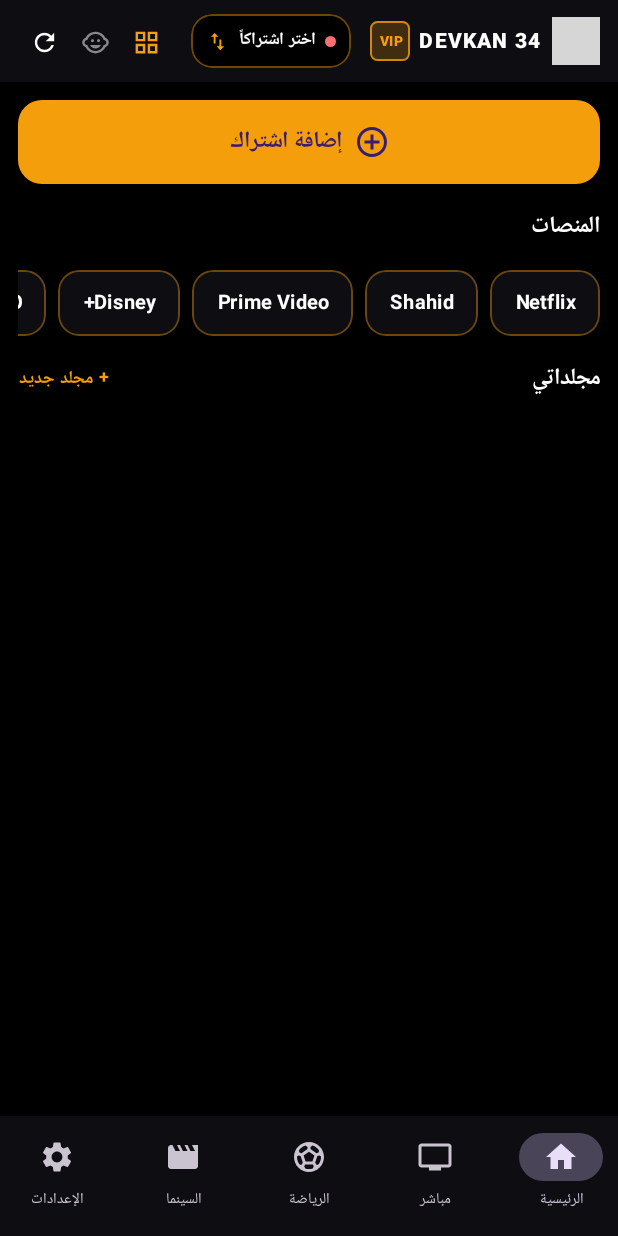
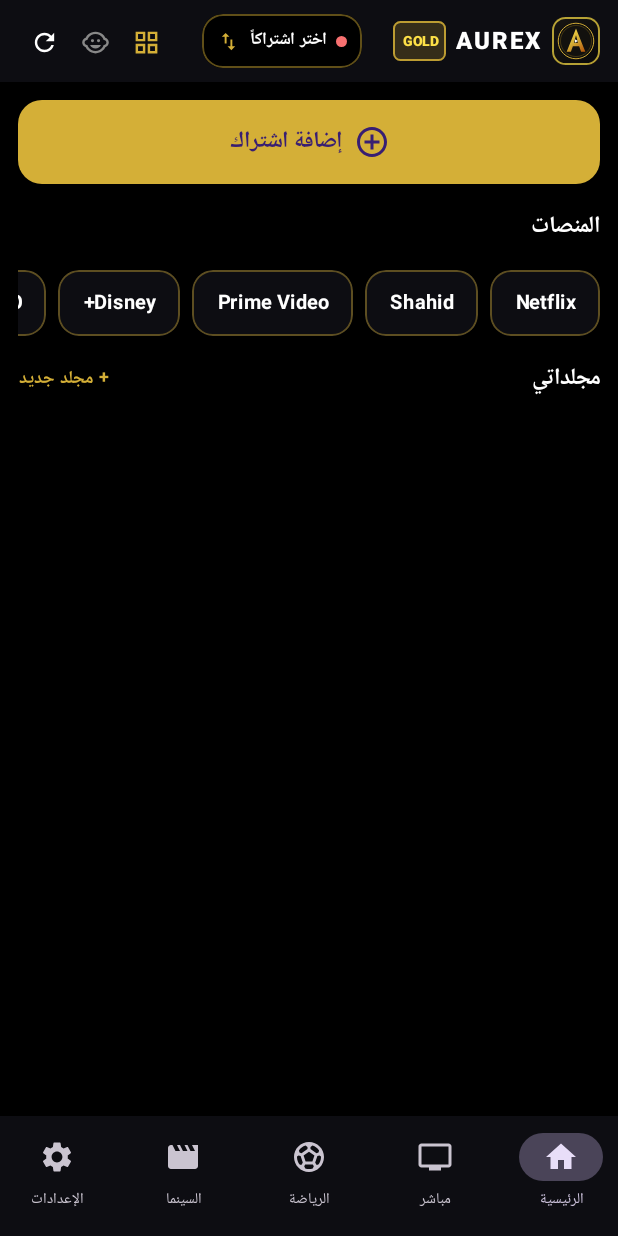
Before and after one commit to Hadedo/NovaIPTV, an Android app built with Jetpack Compose: the screen it shows after launch (MainActivity), on a phone screen of 412 x 824 dp. Run offline under Robolectric (Android 15) with nearby library versions, the phone set to English and light mode, and no system bars; network calls fail; pictures from the network do not load; grey boxes are pictures that could not be loaded.

Commit message:
Update MainActivity.kt

```diff
--- a/app/src/main/java/com/hadedo/novaiptv/MainActivity.kt
+++ b/app/src/main/java/com/hadedo/novaiptv/MainActivity.kt
@@ -93,7 +93,7 @@ class MainActivity : ComponentActivity() {
         super.onCreate(savedInstanceState)
         window.addFlags(WindowManager.LayoutParams.FLAG_KEEP_SCREEN_ON)
         setContent {
-            NovaIptvUltimateApp(isInPipMode = isInPipState)
+            AurexUltimateApp(isInPipMode = isInPipState)
         }
     }
 
@@ -161,33 +161,58 @@ fun getStrings(lang: String): AppStrings = when (lang) {
 }
 
 @Composable
-fun DevkanBrandWordmark(accentColor: Color) {
-    val goldColor = Color(0xFFF59E0B)
-    Row(verticalAlignment = Alignment.CenterVertically, horizontalArrangement = Arrangement.spacedBy(8.dp)) {
-        Image(
-            painter = painterResource(id = R.drawable.devkan_logo),
-            contentDescription = "DEVKAN 34 VIP",
-            contentScale = ContentScale.Crop,
+fun AurexBrandWordmark(accentColor: Color) {
+    val goldLight = Color(0xFFFDE047)
+    val goldMid = Color(0xFFD4AF37)
+    val goldDark = Color(0xFFB45309)
+
+    Row(
+        verticalAlignment = Alignment.CenterVertically,
+        horizontalArrangement = Arrangement.spacedBy(8.dp)
+    ) {
+        Box(
             modifier = Modifier
                 .size(32.dp)
-                .clip(CircleShape)
-                .border(1.5.dp, goldColor, CircleShape)
-        )
-        Row(verticalAlignment = Alignment.CenterVertically, horizontalArrangement = Arrangement.spacedBy(5.dp)) {
+                .clip(RoundedCornerShape(9.dp))
+                .background(
+                    brush = Brush.linearGradient(
+                        colors = listOf(goldLight, goldMid, goldDark)
+                    )
+                )
+                .border(1.dp, goldLight.copy(alpha = 0.7f), RoundedCornerShape(9.dp)),
+            contentAlignment = Alignment.Center
+        ) {
+            Image(
+                painter = painterResource(id = R.drawable.ic_launcher),
+                contentDescription = "AUREX",
+                contentScale = ContentScale.Crop,
+                modifier = Modifier.fillMaxSize()
+            )
+        }
+
+        Row(
+            verticalAlignment = Alignment.CenterVertically,
+            horizontalArrangement = Arrangement.spacedBy(5.dp)
+        ) {
             Text(
-                "DEVKAN 34",
+                text = "AUREX",
                 color = Color.White,
                 fontWeight = FontWeight.Black,
-                fontSize = 14.sp,
-                letterSpacing = 0.8.sp
+                fontSize = 16.sp,
+                letterSpacing = 1.4.sp
             )
             Box(
                 modifier = Modifier
-                    .background(goldColor.copy(alpha = 0.22f), RoundedCornerShape(5.dp))
-                    .border(1.dp, goldColor.copy(alpha = 0.8f), RoundedCornerShape(5.dp))
+                    .background(goldMid.copy(alpha = 0.2f), RoundedCornerShape(5.dp))
+                    .border(1.dp, goldMid.copy(alpha = 0.85f), RoundedCornerShape(5.dp))
                     .padding(horizontal = 5.dp, vertical = 1.dp)
             ) {
-                Text("VIP", color = goldColor, fontWeight = FontWeight.ExtraBold, fontSize = 9.sp)
+                Text(
+                    text = "GOLD",
+                    color = goldLight,
+                    fontWeight = FontWeight.ExtraBold,
+                    fontSize = 9.sp
+                )
             }
         }
     }
@@ -220,13 +245,13 @@ private fun ChannelMonogramBadge(name: String, logoUrl: String, accentColor: Col
 @androidx.annotation.OptIn(UnstableApi::class)
 @kotlin.OptIn(ExperimentalFoundationApi::class, ExperimentalMaterial3Api::class)
 @Composable
-fun NovaIptvUltimateApp(isInPipMode: Boolean) {
+fun AurexUltimateApp(isInPipMode: Boolean) {
     val context = LocalContext.current
     val activity = context as? Activity
     val scope = rememberCoroutineScope()
     val clipboard = LocalClipboardManager.current
     val haptics = LocalHapticFeedback.current
-    val prefs = remember { context.getSharedPreferences("nova_neon_prefs", Context.MODE_PRIVATE) }
+    val prefs = remember { context.getSharedPreferences("aurex_gold_prefs", Context.MODE_PRIVATE) }
 
     var appLang by remember { mutableStateOf(prefs.getString("app_lang", "ar") ?: "ar") }
     val str = remember(appLang) { getStrings(appLang) }
@@ -237,7 +262,7 @@ fun NovaIptvUltimateApp(isInPipMode: Boolean) {
         Pair("بنفسجي نيون", Color(0xFF7C6DFA)),
         Pair("أزرق كهربائي", Color(0xFF3B82F6)),
         Pair("زمردي", Color(0xFF10B981)),
-        Pair("عنبري ذهبي", Color(0xFFF59E0B)),
+        Pair("ذهبي ملكي", Color(0xFFD4AF37)),
         Pair("أحمر سينمائي", Color(0xFFEF4444)),
         Pair("أرجواني", Color(0xFFEC4899))
     )
@@ -614,7 +639,7 @@ fun NovaIptvUltimateApp(isInPipMode: Boolean) {
                 }
                 return
             } else {
-                Toast.makeText(context, "المشغل المختار غير مثبت، تم التشغيل في DEVKAN 34 VIP الداخلي", Toast.LENGTH_SHORT).show()
+                Toast.makeText(context, "المشغل المختار غير مثبت، تم التشغيل في مشغل AUREX الداخلي", Toast.LENGTH_SHORT).show()
             }
         }
 
@@ -838,7 +863,7 @@ fun NovaIptvUltimateApp(isInPipMode: Boolean) {
                         horizontalArrangement = Arrangement.SpaceBetween,
                         verticalAlignment = Alignment.CenterVertically
                     ) {
-                        DevkanBrandWordmark(accentColor = accentColor)
+                        AurexBrandWordmark(accentColor = accentColor)
 
                         Row(
                             modifier = Modifier
@@ -997,7 +1022,7 @@ fun NovaIptvUltimateApp(isInPipMode: Boolean) {
                                                                     .border(1.dp, Color(0x33FFFFFF), RoundedCornerShape(8.dp))
                                                                     .padding(horizontal = 8.dp, vertical = 3.dp)
                                                             ) {
-                                                                Text("4K VIP", color = Color(0xFFF59E0B), fontSize = 10.sp, fontWeight = FontWeight.Bold)
+                                                                Text("4K GOLD", color = Color(0xFFFDE047), fontSize = 10.sp, fontWeight = FontWeight.Bold)
                                                             }
                                                         }
 
@@ -2168,4 +2193,3 @@ private fun HomeStatPill(label: String, count: String, color: Color, onClick: ()
         Text(label, color = Color.LightGray, fontSize = 9.sp)
     }
 }
-// END_MAIN
```
